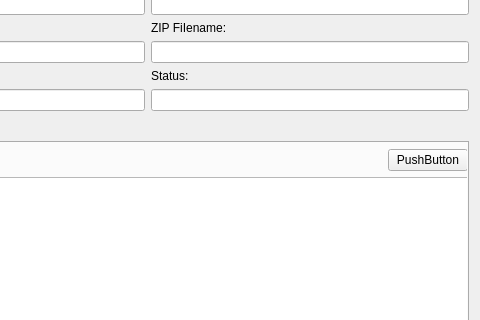
First picture: the form in src/modules/lambda/LambdaDetailsDialog.ui, repository jensvogt/awsmock-qt-ui, before the edit; both pictures show x 826 to 1306 and y 162 to 482 of the 1306 by 709 pixel window.
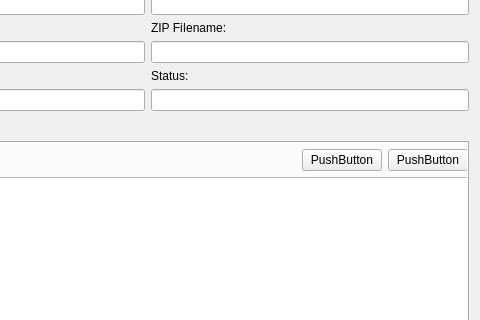
Second picture: the form after the edit.

Commit message: fix: add lambda environment create button

Diff of the .ui file:
```diff
--- a/src/modules/lambda/LambdaDetailsDialog.ui
+++ b/src/modules/lambda/LambdaDetailsDialog.ui
@@ -274,6 +274,13 @@
               </property>
              </spacer>
             </item>
+            <item>
+             <widget class="QPushButton" name="environmentAddButton">
+              <property name="text">
+               <string>PushButton</string>
+              </property>
+             </widget>
+            </item>
             <item>
              <widget class="QPushButton" name="environmentRefreshButton">
               <property name="text">
```
The commit also changes 6 other files.
